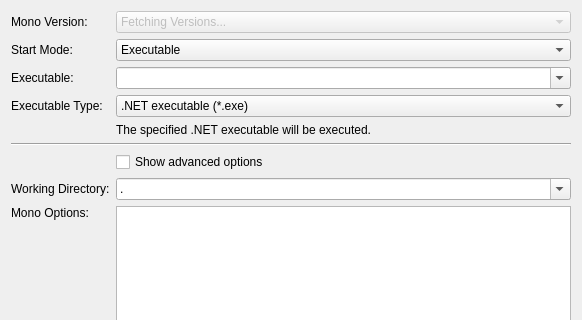
First picture: the form in src/brickv/plugin_system/plugins/red/ui/program_page_csharp.ui, repository Tinkerforge/brickv, before the edit; both pictures show x 0 to 582 and y 0 to 320 of the 582 by 689 pixel window.
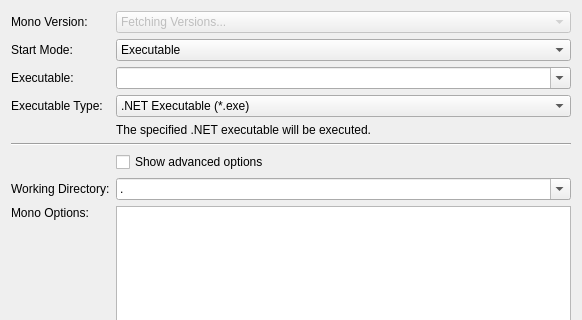
Second picture: the form after the edit. Custom widgets are drawn as their Qt base class.

Patch:
```diff
--- a/src/brickv/plugin_system/plugins/red/ui/program_page_csharp.ui
+++ b/src/brickv/plugin_system/plugins/red/ui/program_page_csharp.ui
@@ -198,7 +198,7 @@
        </item>
        <item>
         <property name="text">
-         <string>.NET executable (*.exe)</string>
+         <string>.NET Executable (*.exe)</string>
         </property>
        </item>
       </widget>
```
Left out of the diff: 2 changed lines with no effect on the pictures.
